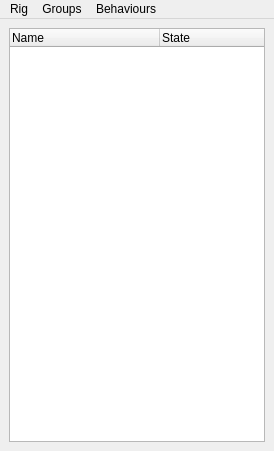
Above: riglab/layout/ui/manager.ui from csaez/riglab before the change. Below: the same form after it.
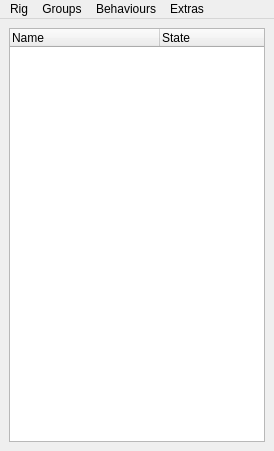
That is the form after the change.

```diff
--- a/riglab/layout/ui/manager.ui
+++ b/riglab/layout/ui/manager.ui
@@ -126,9 +126,21 @@
     <addaction name="addGroup"/>
     <addaction name="removeGroup"/>
    </widget>
+   <widget class="QMenu" name="extrasMenu">
+    <property name="title">
+     <string>Extras</string>
+    </property>
+    <addaction name="namingConvention"/>
+    <addaction name="separator"/>
+    <addaction name="rigiconConvention"/>
+    <addaction name="rigiconLibrary"/>
+    <addaction name="separator"/>
+    <addaction name="docs"/>
+   </widget>
    <addaction name="rigMenu"/>
    <addaction name="groupMenu"/>
    <addaction name="behaviourMenu"/>
+   <addaction name="extrasMenu"/>
   </widget>
   <action name="actionAdd_Group">
    <property name="text">
```
Left out of the diff: 61 changed lines with no effect on the pictures.
